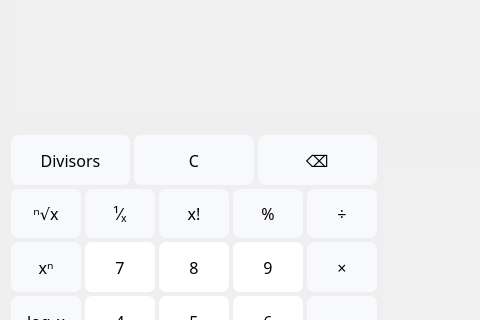
Old version of the form main.ui in the repository almax07082005/Calculator; both pictures show x 0 to 480 and y 222 to 542 of the 654 by 686 pixel window.
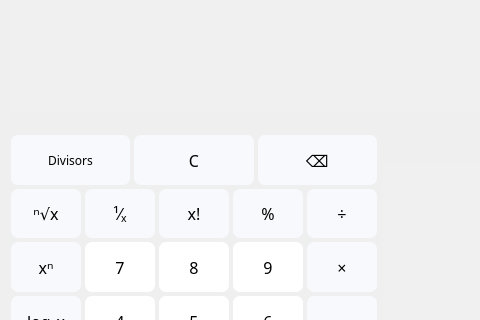
New version of the form.

What changed in the file:
```diff
--- a/main.ui
+++ b/main.ui
@@ -215,7 +215,7 @@
           <property name="font">
            <font>
             <family>Cascadia Mono</family>
-            <pointsize>12</pointsize>
+            <pointsize>9</pointsize>
            </font>
           </property>
           <property name="toolTip">
```
Left out of the diff: 33 changed lines with no effect on the pictures.
